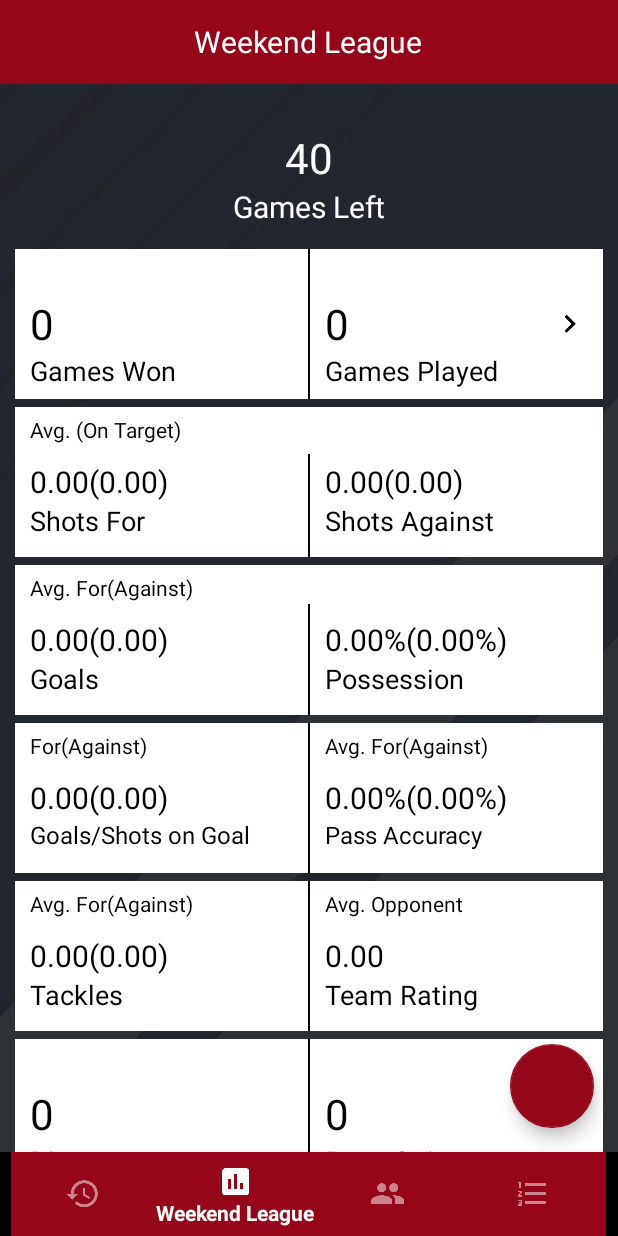
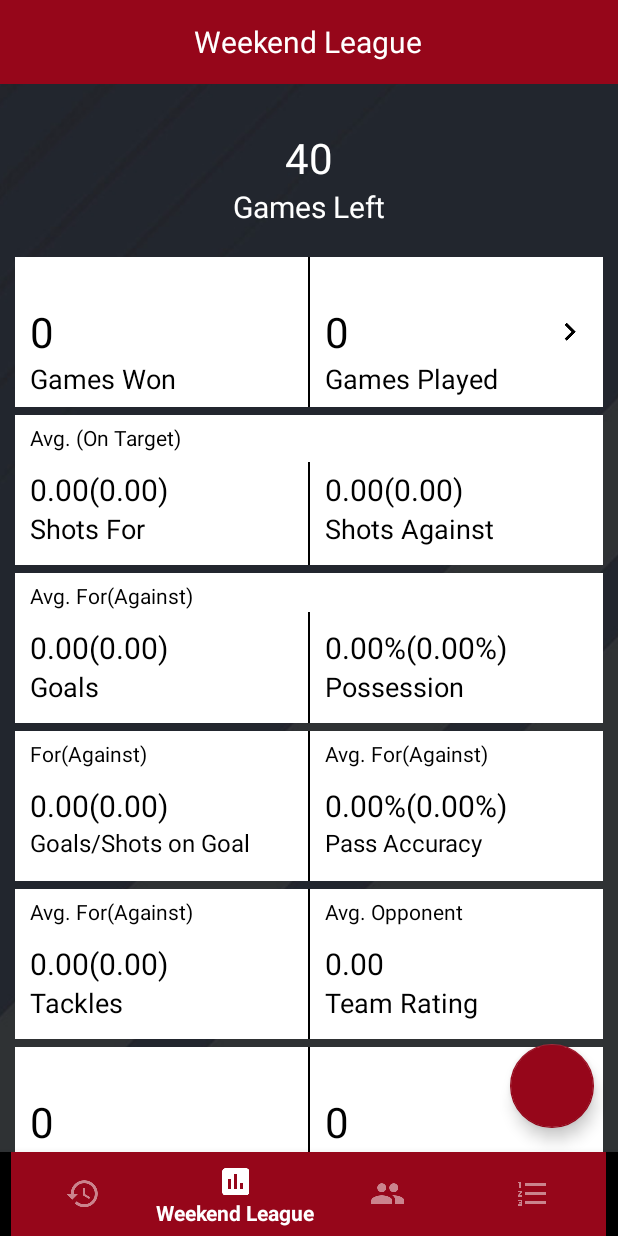
Before and after one commit to johntzan/FutWeekendLeagueStats, an Android app: the screen it shows after launch (MainActivity), on a phone screen of 412 x 824 dp. Run offline under Robolectric (Android 15) with nearby library versions, the phone set to English and light mode, and no system bars; our stand-ins replace Dagger/Hilt's generated code, data binding; libraries missing offline, so code that uses them is left out: cn.pedant, com.arlib.floatingsearchview, com.crashlytics.android, com.facebook.stetho, com.getbase.floatingactionbutton and 3 more; plain views replace FloatingActionButton; 1 statement that could not run was skipped.

Commit message:
-adjustments to layouts and strings

```diff
--- a/app/src/main/res/layout/fragment_past_wl.xml
+++ b/app/src/main/res/layout/fragment_past_wl.xml
@@ -71,9 +71,9 @@
             <RelativeLayout
                 android:id="@+id/total_wls_played_layout"
                 android:layout_width="match_parent"
-                android:layout_height="100dp"
+                android:layout_height="wrap_content"
                 android:background="@color/truetransparent"
-                android:padding="15dp"
+                android:padding="25dp"
                 android:clickable="true"
                 android:onClick="@{handlers::goToPastWeekendLeagues}">
 
--- a/app/src/main/res/layout/fragment_wl.xml
+++ b/app/src/main/res/layout/fragment_wl.xml
@@ -95,7 +95,7 @@
             <RelativeLayout
                 android:id="@+id/games_left_layout"
                 android:layout_width="match_parent"
-            android:layout_height="100dp"
+                android:layout_height="wrap_content"
                 android:background="@color/truetransparent"
                 android:padding="20dp">
 
@@ -103,21 +103,21 @@
                     android:id="@+id/games_left_no"
                     android:layout_width="wrap_content"
                     android:layout_height="wrap_content"
+                    android:layout_centerHorizontal="true"
+                    android:gravity="center"
                     android:text="@{WeekendLeague.getGamesLeft(weekendLeague)}"
-                android:textSize="28sp"
-                android:layout_centerHorizontal="true"
                     android:textAlignment="center"
-                android:gravity="center"/>
+                    android:textSize="28sp"/>
 
                 <TextView
                     android:id="@+id/games_left_text"
                     android:layout_width="wrap_content"
                     android:layout_height="wrap_content"
-                android:text="@string/games_left"
-                android:textSize="20sp"
                     android:layout_below="@id/games_left_no"
                     android:layout_centerHorizontal="true"
                     android:gravity="center"
+                    android:text="@string/games_left"
+                    android:textSize="20sp"
                     />
             </RelativeLayout>
 
--- a/app/src/main/res/values/strings.xml
+++ b/app/src/main/res/values/strings.xml
@@ -123,7 +123,7 @@
     <string name="opponent_info">Opponent Info</string>
     <string name="no_past_wls_string">No Past Weekend Leagues have been saved!</string>
     <string name="close">Close</string>
-    <string name="no_squads_added_yet_txt">No Squads have been added yet.  Use the create new squads button below to get started.</string>
+    <string name="no_squads_added_yet_txt">No Squads have been added yet. Use the button below to create a new squad.</string>
     <string name="edit_squad">Edit Squad</string>
     <string name="confirm_edit">Confirm</string>
     <string name="view_all_games">View All Games</string>
```
Also changed, not shown: app/src/main/res/layout/fragment_edit_game.xml (+0 -9 lines), app/src/main/res/layout/fragment_new_game.xml (+0 -10 lines), app/src/main/res/layout/fragment_past_wl_view_game.xml (+0 -9 lines). Lines whose indentation alone changed are shown as unchanged.
